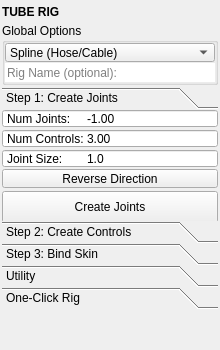
m3trik/mayatk, file mayatk/rig_utils/tube_rig.ui: the form before one commit.
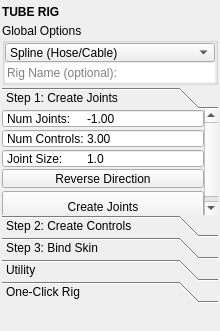
The form after the commit. Custom widgets are drawn as their Qt base class.

```diff
--- a/mayatk/rig_utils/tube_rig.ui
+++ b/mayatk/rig_utils/tube_rig.ui
@@ -7,7 +7,7 @@
     <x>0</x>
     <y>0</y>
     <width>220</width>
-    <height>350</height>
+    <height>331</height>
    </rect>
   </property>
   <property name="tabShape">
@@ -158,8 +158,8 @@
         <rect>
          <x>0</x>
          <y>0</y>
-         <width>218</width>
-         <height>116</height>
+         <width>216</width>
+         <height>112</height>
         </rect>
        </property>
        <attribute name="label">
```
Left out of the diff: 10 changed lines with no effect on the pictures.
